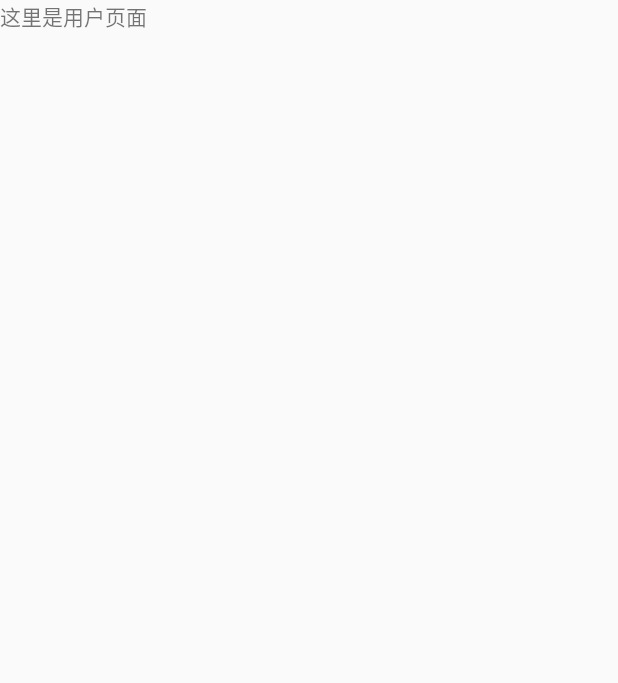
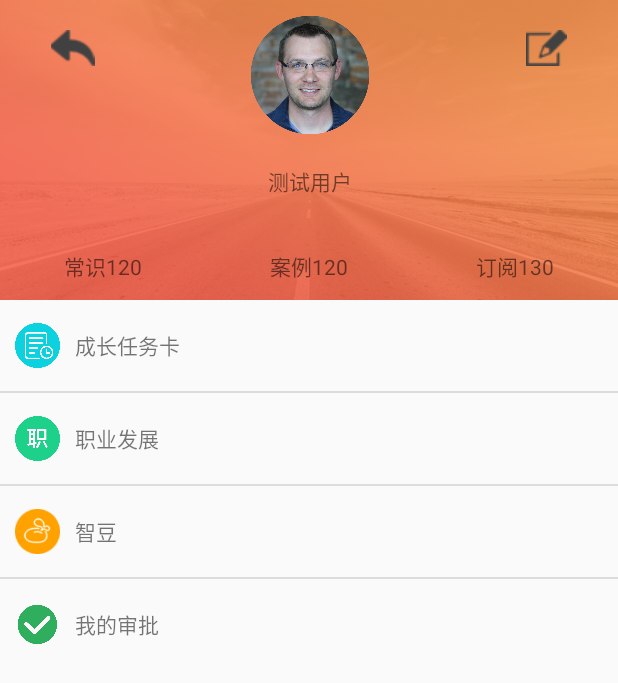
Before and after one commit to Galdon/ZhixueTest, an Android app: the UserActivity screen opened directly, with no data from a screen before it, on a phone screen of 412 x 824 dp. Before the commit the part shown is almost empty. Shown: the top 683 px of the screen. Run offline under Robolectric (Android 15) with nearby library versions, the phone set to English and light mode, and no system bars.

Commit message:
init UserActivity

```diff
--- a/app/src/main/java/com/zkht/galdon/zhixuetest/activity/UserActivity.java
+++ b/app/src/main/java/com/zkht/galdon/zhixuetest/activity/UserActivity.java
@@ -3,14 +3,53 @@ package com.zkht.galdon.zhixuetest.activity;
 import android.app.Activity;
 import android.os.Bundle;
 import android.util.Log;
+import android.widget.ListView;
 
 import com.zkht.galdon.zhixuetest.R;
+import com.zkht.galdon.zhixuetest.adapter.UserListViewAdapter;
+
+import java.util.ArrayList;
+import java.util.HashMap;
+import java.util.List;
+import java.util.Map;
 
 public class UserActivity extends Activity {
+
+    private ListView listView;
+    private List<Map<String, Object>> listViewData;
 
     @Override
     protected void onCreate(Bundle savedInstanceState) {
         super.onCreate(savedInstanceState);
         setContentView(R.layout.activity_user);
+
+        listView = (ListView) findViewById(R.id.activity_user_list);
+        listViewData = new ArrayList<Map<String, Object>>();
+        bingAdapter();
+    }
+
+    public void bingAdapter() {
+
+        Map<String, Object> item1 = new HashMap<String, Object>();
+        Map<String, Object> item2 = new HashMap<String, Object>();
+        Map<String, Object> item3 = new HashMap<String, Object>();
+        Map<String, Object> item4 = new HashMap<String, Object>();
+
+        item1.put("text", "成长任务卡");
+        item1.put("img", R.drawable.user_cards);
+        item2.put("text", "职业发展");
+        item2.put("img", R.drawable.user_develope);
+        item3.put("text", "智豆");
+        item3.put("img", R.drawable.user_bean);
+        item4.put("text", "我的审批");
+        item4.put("img", R.drawable.user_audit);
+
+        listViewData.add(item1);
+        listViewData.add(item2);
+        listViewData.add(item3);
+        listViewData.add(item4);
+
+        UserListViewAdapter listViewAdapter = new UserListViewAdapter(this, listViewData);
+        listView.setAdapter(listViewAdapter);
     }
 }
--- /dev/null
+++ b/app/src/main/java/com/zkht/galdon/zhixuetest/adapter/UserListViewAdapter.java
@@ -0,0 +1,72 @@
+package com.zkht.galdon.zhixuetest.adapter;
+
+import android.content.Context;
+import android.support.v7.widget.RecyclerView;
+import android.view.LayoutInflater;
+import android.view.View;
+import android.view.ViewGroup;
+import android.widget.BaseAdapter;
+import android.widget.ImageView;
+import android.widget.TextView;
+
+import com.zkht.galdon.zhixuetest.R;
+
+import java.util.List;
+import java.util.Map;
+
+/**
+ * Created by Gaozhi on 2017/7/22.
+ */
+
+public class UserListViewAdapter extends BaseAdapter {
+
+    private List<Map<String, Object>> data;
+    private Context context;
+    private LayoutInflater layoutInflater;
+
+    public UserListViewAdapter(Context context, List<Map<String, Object>> data) {
+        this.context = context;
+        this.data = data;
+        layoutInflater = LayoutInflater.from(context);
+    }
+
+    @Override
+    public int getCount() {
+        return data.size();
+    }
+
+    @Override
+    public Object getItem(int position) {
+        return null;
+    }
+
+    @Override
+    public long getItemId(int position) {
+        return position;
+    }
+
+    @Override
+    public View getView(int position, View convertView, ViewGroup parent) {
+        ViewHolder viewHolder;
+
+        if(convertView == null) {
+            viewHolder = new ViewHolder();
+            convertView = layoutInflater.inflate(R.layout.listview_user, null);
+            viewHolder.textView = (TextView) convertView.findViewById(R.id.listView_user_text);
+            viewHolder.imageView = (ImageView) convertView.findViewById(R.id.listView_user_img);
+            convertView.setTag(viewHolder);
+        } else {
+            viewHolder = (ViewHolder) convertView.getTag();
+        }
+
+        viewHolder.textView.setText((String) data.get(position).get("text"));
+        viewHolder.imageView.setImageResource((Integer) data.get(position).get("img"));
+
+        return convertView;
+    }
+
+    public class ViewHolder{
+        public ImageView imageView;
+        public TextView textView;
+    }
+}
--- a/app/src/main/res/layout/activity_user.xml
+++ b/app/src/main/res/layout/activity_user.xml
@@ -1,18 +1,107 @@
 <?xml version="1.0" encoding="utf-8"?>
-<RelativeLayout xmlns:android="http://schemas.android.com/apk/res/android"
-    xmlns:tools="http://schemas.android.com/tools"
+<LinearLayout
+    xmlns:android="http://schemas.android.com/apk/res/android"
     android:id="@+id/activity_user"
     android:layout_width="match_parent"
     android:layout_height="match_parent"
-    android:paddingBottom="@dimen/activity_vertical_margin"
-    android:paddingLeft="@dimen/activity_horizontal_margin"
-    android:paddingRight="@dimen/activity_horizontal_margin"
-    android:paddingTop="@dimen/activity_vertical_margin"
-    tools:context="com.zkht.galdon.zhixuetest.activity.UserActivity">
+    android:orientation="vertical">
 
-    <TextView
+    <LinearLayout
+        android:id="@+id/activity_user_head"
         android:layout_width="match_parent"
-        android:layout_height="match_parent"
-        android:text="这里是用户页面"/>
+        android:layout_height="200dp"
+        android:orientation="vertical"
+        android:background="@drawable/user_bg">
 
-</RelativeLayout>
+        <LinearLayout
+            android:id="@+id/activity_user_head_up"
+            android:layout_width="match_parent"
+            android:layout_height="wrap_content"
+            android:orientation="horizontal">
+
+            <ImageView
+                android:src="@drawable/btn_back2"
+                android:id="@+id/activity_user_back"
+                android:layout_width="wrap_content"
+                android:layout_height="wrap_content"
+                android:layout_margin="20dp"
+                android:layout_weight="1"/>
+
+            <LinearLayout
+                android:id="@+id/activity_user_img_name"
+                android:layout_width="wrap_content"
+                android:layout_height="wrap_content"
+                android:orientation="vertical"
+                android:layout_weight="5"
+                android:paddingTop="10dp"
+                android:paddingBottom="20dp">
+
+                <ImageView
+                    android:src="@drawable/user_img"
+                    android:id="@+id/activity_user_img"
+                    android:layout_width="80dp"
+                    android:layout_height="80dp"
+                    android:layout_gravity="center"/>
+
+                <TextView
+                    android:id="@+id/activity_user_name"
+                    android:layout_width="match_parent"
+                    android:layout_height="wrap_content"
+                    android:layout_marginTop="20dp"
+                    android:layout_gravity="center"
+                    android:textAlignment="center"
+                    android:text="测试用户"/>
+
+            </LinearLayout>
+
+            <ImageView
+                android:src="@drawable/btn_edit"
+                android:id="@+id/activity_user_edit"
+                android:layout_width="wrap_content"
+                android:layout_height="wrap_content"
+                android:layout_margin="20dp"
+                android:layout_weight="1"/>
+
+        </LinearLayout>
+
+        <LinearLayout
+            android:id="@+id/activity_user_head_down"
+            android:layout_width="match_parent"
+            android:layout_height="match_parent"
+            android:paddingTop="15dp"
+            android:orientation="horizontal">
+
+            <TextView
+                android:id="@+id/activity_user_head_down_item1"
+                android:layout_width="wrap_content"
+                android:layout_height="match_parent"
+                android:textAlignment="center"
+                android:layout_weight="1"
+                android:text="常识120"/>
+
+            <TextView
+                android:id="@+id/activity_user_head_down_item2"
+                android:layout_width="wrap_content"
+                android:layout_height="match_parent"
+                android:textAlignment="center"
+                android:layout_weight="1"
+                android:text="案例120"/>
+
+            <TextView
+                android:id="@+id/activity_user_head_down_item3"
+                android:layout_width="wrap_content"
+                android:layout_height="match_parent"
+                android:textAlignment="center"
+                android:layout_weight="1"
+                android:text="订阅130"/>
+
+        </LinearLayout>
+
+    </LinearLayout>
+
+    <ListView
+        android:id="@+id/activity_user_list"
+        android:layout_width="match_parent"
+        android:layout_height="wrap_content"/>
+
+</LinearLayout>
--- /dev/null
+++ b/app/src/main/res/layout/listview_user.xml
@@ -0,0 +1,23 @@
+<?xml version="1.0" encoding="utf-8"?>
+<LinearLayout
+    xmlns:android="http://schemas.android.com/apk/res/android"
+    android:layout_width="match_parent"
+    android:layout_height="match_parent"
+    android:paddingLeft="10dp"
+    android:paddingTop="15dp"
+    android:paddingBottom="15dp"
+    android:orientation="horizontal">
+
+    <ImageView
+        android:id="@+id/listView_user_img"
+        android:layout_width="30dp"
+        android:layout_height="30dp" />
+
+    <TextView
+        android:id="@+id/listView_user_text"
+        android:layout_marginLeft="10dp"
+        android:gravity="center|left"
+        android:layout_width="match_parent"
+        android:layout_height="match_parent" />
+
+</LinearLayout>
```
Also changed, not shown: app/src/main/res/drawable/btn_back2.png (added), app/src/main/res/drawable/btn_edit.png (added), app/src/main/res/drawable/user_audit.png (added), app/src/main/res/drawable/user_bean.png (added), app/src/main/res/drawable/user_bg.jpg (added), app/src/main/res/drawable/user_cards.png (added), app/src/main/res/drawable/user_develope.png (added).
